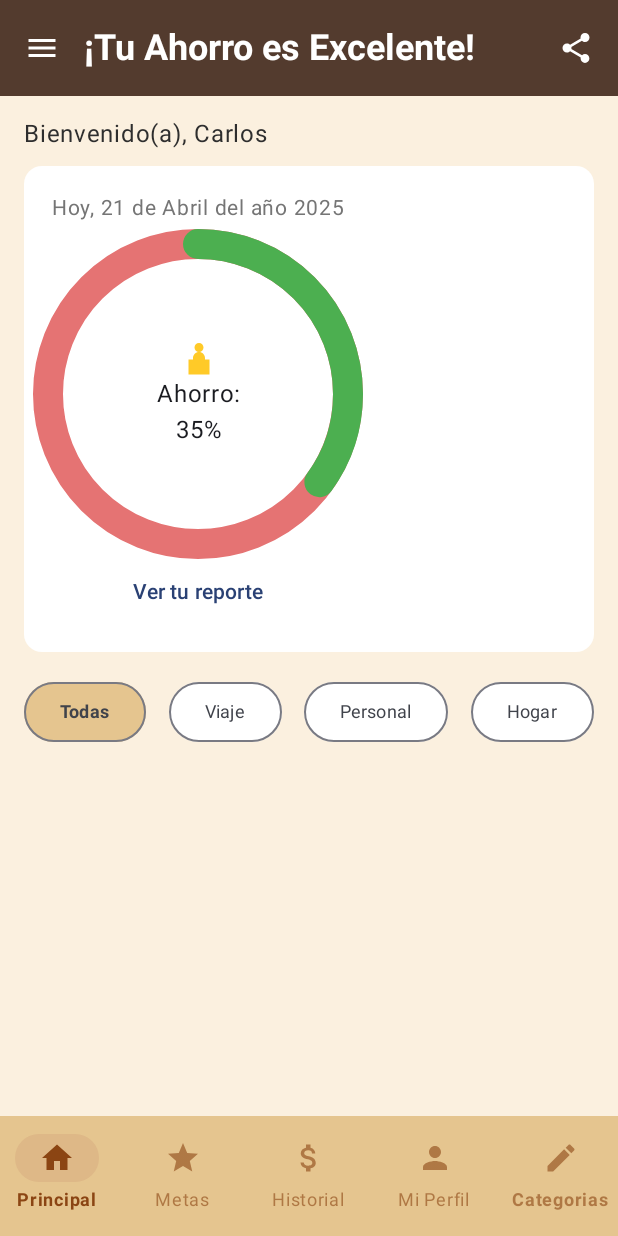
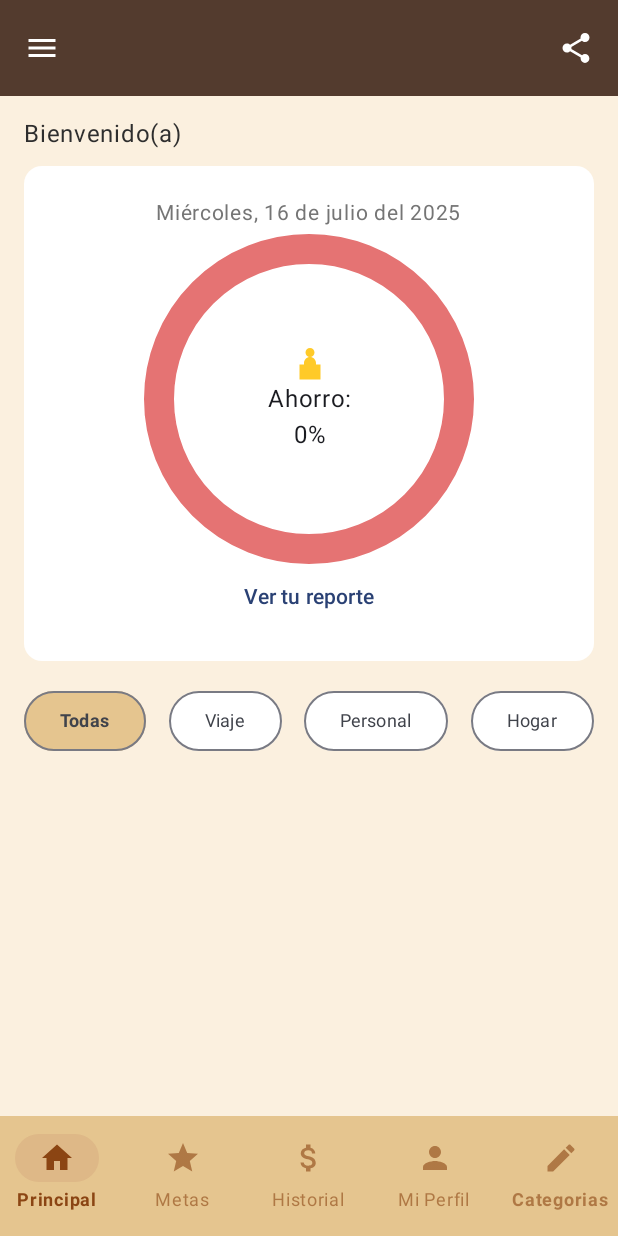
Before and after one commit to CaVassM/PocketMind_MobileApp, an Android app built with Jetpack Compose: the composable DashboardScreen shown on its own in the app's theme, on a phone screen of 412 x 824 dp. Run offline under Robolectric (Android 15) with nearby library versions, the phone set to English and light mode, and no system bars; our stand-ins replace Firebase (no records; nobody signed in at launch, a user with empty details on screens opened directly).

Commit message:
Pantalla Principal muestra datos reales

```diff
--- a/app/src/main/java/com/example/ta_movil/Views/dashboard/DashboardScreen.kt
+++ b/app/src/main/java/com/example/ta_movil/Views/dashboard/DashboardScreen.kt
@@ -1,11 +1,9 @@
 package com.example.ta_movil.Views.dashboard
 
 import androidx.compose.foundation.Canvas
-import androidx.compose.foundation.background
 import androidx.compose.foundation.layout.*
 import androidx.compose.foundation.lazy.LazyColumn
 import androidx.compose.foundation.lazy.items
-import androidx.compose.foundation.shape.CircleShape
 import androidx.compose.material.icons.Icons
 import androidx.compose.material.icons.filled.Menu
 import androidx.compose.material.icons.filled.Share
@@ -15,6 +13,7 @@ import androidx.compose.ui.Alignment
 import androidx.compose.ui.Modifier
 import androidx.compose.ui.graphics.Color
 import androidx.compose.ui.graphics.StrokeCap
+import androidx.compose.ui.graphics.drawscope.Stroke
 import androidx.compose.ui.res.painterResource
 import androidx.compose.ui.text.font.FontWeight
 import androidx.compose.ui.text.style.TextAlign
@@ -26,8 +25,20 @@ import com.example.ta_movil.Additionals.ColorsTheme
 import com.example.ta_movil.Components.BottomNavigationBar
 import com.example.ta_movil.R
 import com.example.ta_movil.ViewModels.dashboard.DashboardViewModel
+import com.example.ta_movil.ViewModels.dashboard.SavingGoal
 import com.example.ta_movil.ViewModels.dashboard.Screen
-import com.example.ta_movil.ViewModels.dashboard.SavingGoal
+import com.example.ta_movil.ViewModels.dashboard.TransactionType
+import java.util.Locale
+
+import java.text.SimpleDateFormat
+import java.util.*
+
+val date = Date()
+val locale = Locale("es", "ES")
+val formatter = SimpleDateFormat("EEEE, d 'de' MMMM 'del' yyyy", locale)
+val formattedDate = formatter.format(date).replaceFirstChar { it.uppercase() }
+
+
 
 @OptIn(ExperimentalMaterial3Api::class)
 @Composable
@@ -37,6 +48,15 @@ fun DashboardScreen(
 ) {
     val categories = listOf("Todas", "Viaje", "Personal", "Hogar")
     var selectedCategory by remember { mutableStateOf("Todas") }
+
+    val transacciones = dashboardViewModel.transactions // si las tienes cargadas allí
+    val ingresos = transacciones.filter { it.type == TransactionType.INCOME }.sumOf { it.amount }
+    val egresos = transacciones.filter { it.type == TransactionType.EXPENSE }.sumOf { it.amount }
+
+    val ahorro = ingresos - egresos
+    val meta = 5000.0 // o el valor de tu meta general
+
+    val porcentajeAhorro = if (meta > 0) (ahorro / meta).toFloat().coerceIn(0f, 1f) else 0f
 
     LaunchedEffect(Unit) {
         dashboardViewModel.loadSavingGoals()
@@ -48,7 +68,7 @@ fun DashboardScreen(
             TopAppBar(
                 title = {
                     Text(
-                        "¡Tu Ahorro es Excelente!",
+                        "",
                         color = Color.White,
                         fontSize = 24.sp,
                         fontWeight = FontWeight.Bold
@@ -100,7 +120,7 @@ fun DashboardScreen(
                 .padding(16.dp)
         ) {
             Text(
-                text = "Bienvenido(a), Carlos",
+                text = "Bienvenido(a)",
                 style = MaterialTheme.typography.bodyLarge,
                 color = ColorsTheme.primaryText
             )
@@ -108,19 +128,24 @@ fun DashboardScreen(
             Spacer(modifier = Modifier.height(12.dp))
 
             Card(
-                modifier = Modifier.fillMaxWidth(),
+                modifier = Modifier
+                    .fillMaxWidth()
+                    .height(330.dp), // Puedes ajustar la altura si quieres centrado vertical
                 shape = MaterialTheme.shapes.medium,
                 colors = CardDefaults.cardColors(containerColor = ColorsTheme.cardBackground)
             ) {
                 Column(
-                    modifier = Modifier.padding(16.dp),
-                    horizontalAlignment = Alignment.CenterHorizontally
+                    modifier = Modifier
+                        .fillMaxSize()
+                        .padding(10.dp),
+                    horizontalAlignment = Alignment.CenterHorizontally,
+                    verticalArrangement = Arrangement.Center
                 ) {
-                    Text("Hoy, 21 de Abril del año 2025", fontSize = 14.sp, color = ColorsTheme.secondaryText)
+                    Text(formattedDate, fontSize = 14.sp, color = ColorsTheme.secondaryText)
                     Spacer(modifier = Modifier.height(12.dp))
-                    CircularProgressWithCenterText(percentage = 0.35f)
+                    CircularProgressWithCenterText(percentage = porcentajeAhorro)
                     Spacer(modifier = Modifier.height(8.dp))
-                    TextButton(onClick = { /* Ver reporte */ }) {
+                    TextButton(onClick = { /* Ver tu reporte */ }) {
                         Text("Ver tu reporte")
                     }
                 }
@@ -178,14 +203,14 @@ fun CircularProgressWithCenterText(
                 startAngle = 0f,
                 sweepAngle = 360f,
                 useCenter = false,
-                style = androidx.compose.ui.graphics.drawscope.Stroke(width = strokeWidth.toPx(), cap = StrokeCap.Round)
+                style = Stroke(width = strokeWidth.toPx(), cap = StrokeCap.Round)
             )
             drawArc(
                 color = Color(0xFF4CAF50),
                 startAngle = -90f,
                 sweepAngle = sweep,
                 useCenter = false,
-                style = androidx.compose.ui.graphics.drawscope.Stroke(width = strokeWidth.toPx(), cap = StrokeCap.Round)
+                style = Stroke(width = strokeWidth.toPx(), cap = StrokeCap.Round)
             )
         }
         Column(horizontalAlignment = Alignment.CenterHorizontally) {
```
